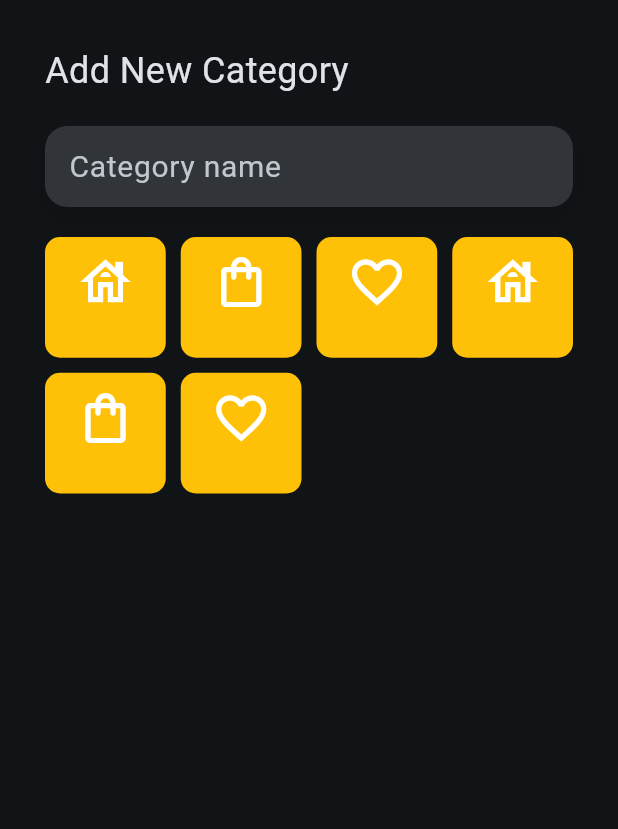
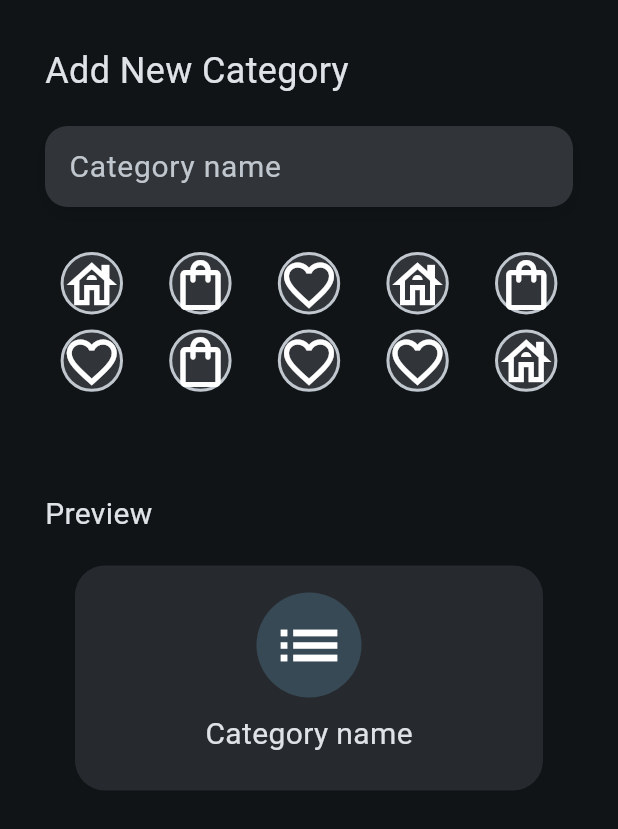
Before and after one commit to migueljt989/mj_todo_app, a Flutter app: the CustomSheetForm widget shown alone on an empty page, opened directly, on a phone screen of 412 x 824 dp. Shown: the top 829 px of the screen. Run offline on Flutter 3.47's test engine with Material 3 defaults, Android fonts, the phone set to English and light mode, and no system bars; our stand-ins replace go_router.

Commit message:
modalBottomSheetLayoutStart

```diff
--- a/lib/presentation/widgets/custom_sheet_form.dart
+++ b/lib/presentation/widgets/custom_sheet_form.dart
@@ -13,7 +13,6 @@ class _CustomSheetFormState extends State<CustomSheetForm> {
   @override
   Widget build(BuildContext context) {
     final textTheme = Theme.of(context).textTheme;
-    final colors = Theme.of(context).colorScheme;
     return Center(
       child: Padding(
         padding: const EdgeInsets.all(30),
@@ -28,11 +27,57 @@ class _CustomSheetFormState extends State<CustomSheetForm> {
             ),
             const SizedBox(height: 20),
             CustomTextFormField(hint: 'Category name'),
-            const SizedBox(height: 20),
+            const SizedBox(height: 30),
             IconsCategoryGrid(),
+            const SizedBox(height: 30),
+            _CategoryPreview(),
           ],
         ),
       ),
     );
   }
 }
+
+class _CategoryPreview extends StatelessWidget {
+  const _CategoryPreview({super.key});
+
+  @override
+  Widget build(BuildContext context) {
+    final colors = Theme.of(context).colorScheme;
+    return Column(
+      children: [
+        SizedBox(
+          width: 400,
+          child: Align(
+            alignment: AlignmentDirectional.topStart,
+            child: Text('Preview', style: TextStyle(fontSize: 20)),
+          ),
+        ),
+        Container(
+          height: 150,
+          width: 400,
+          margin: EdgeInsets.all(20),
+          decoration: BoxDecoration(
+            borderRadius: BorderRadius.circular(20),
+            color: colors.surfaceContainerHigh,
+          ),
+          child: Column(
+            children: [
+              Container(
+                margin: EdgeInsets.only(top: 18),
+                padding: EdgeInsets.all(10),
+                decoration: BoxDecoration(
+                  shape: BoxShape.circle,
+                  color: colors.secondaryContainer,
+                ),
+                child: Icon(Icons.list, size: 50),
+              ),
+              const SizedBox(height: 10),
+              Text('Category name', style: TextStyle(fontSize: 20)),
+            ],
+          ),
+        ),
+      ],
+    );
+  }
+}
--- a/lib/presentation/widgets/icons_category_grid.dart
+++ b/lib/presentation/widgets/icons_category_grid.dart
@@ -8,29 +8,32 @@ class IconsCategoryGrid extends StatelessWidget {
     Icons.house_outlined,
     Icons.shopping_bag_outlined,
     Icons.favorite_border_outlined,
+    Icons.shopping_bag_outlined,
+    Icons.favorite_border_outlined,
+    Icons.favorite_border_outlined,
+    Icons.house_outlined,
   ];
   IconsCategoryGrid({super.key});
 
   @override
   Widget build(BuildContext context) {
+    final colors = Theme.of(context).colorScheme;
     return SizedBox(
-      height: 300,
+      height: 130,
       child: GridView.count(
-        crossAxisCount: 4,
+        crossAxisCount: 5,
         mainAxisSpacing: 10,
         crossAxisSpacing: 10,
-        childAspectRatio: 1,
+        childAspectRatio: 1.5,
         children: [
           ...categoryIcons.map((categoryIcon) {
             return Container(
               decoration: BoxDecoration(
-                borderRadius: BorderRadius.circular(10),
-                color: Colors.amber,
+                shape: BoxShape.circle,
+                color: colors.surfaceContainerHighest,
+                border: BoxBorder.all(width: 2, color: colors.onSurfaceVariant)
               ),
-              child: Padding(
-                padding: const EdgeInsets.all(10),
-                child: Column(children: [Icon(categoryIcon, size: 40)]),
-              ),
+              child: Icon(categoryIcon, size: 40),
             );
           }),
         ],
```
